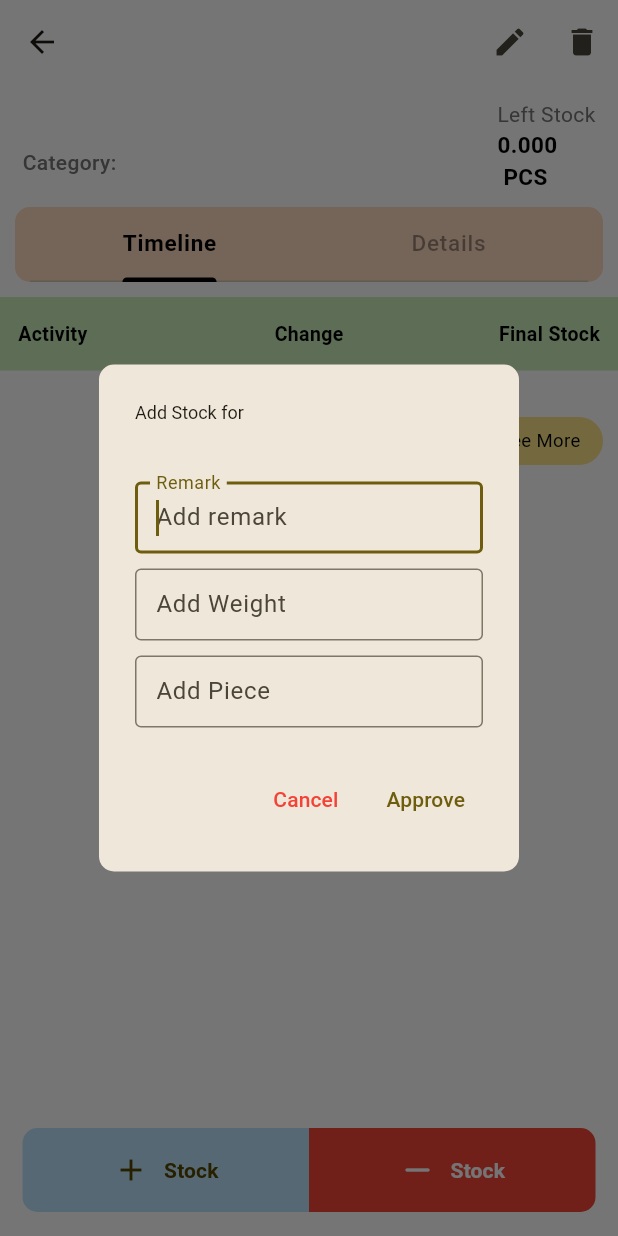
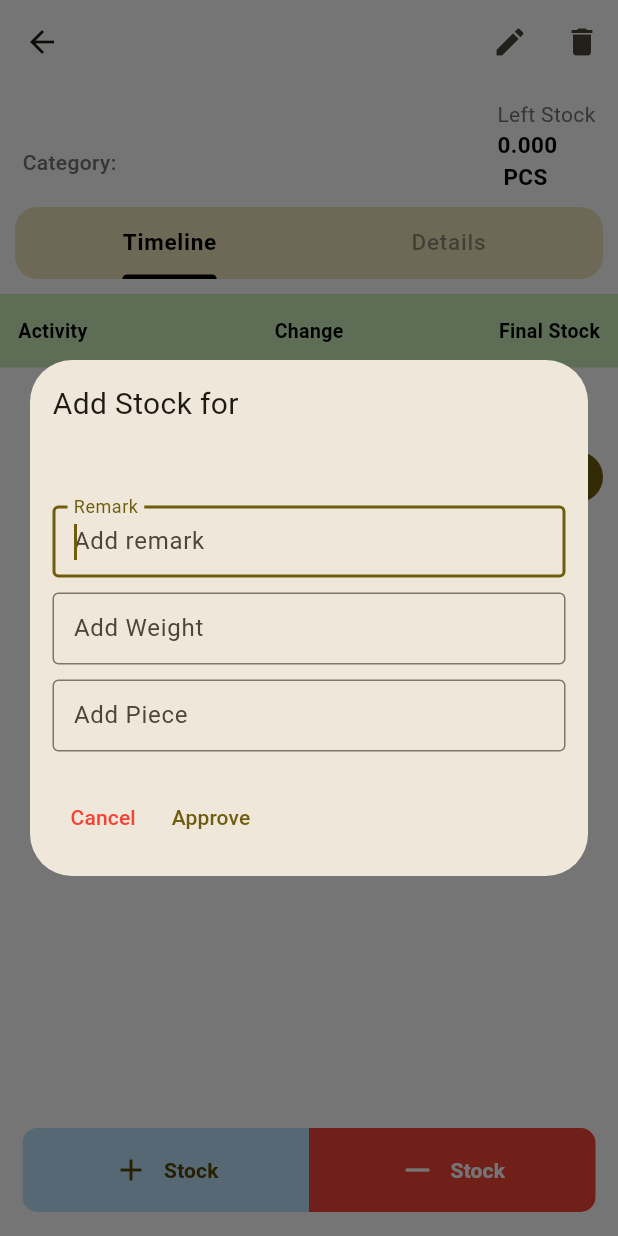
Before and after one commit to VythonDeveloper/jeweller_billbook, a Flutter app: the ItemDetailsUI screen opened directly with empty values, after a tap on "Stock", on a phone screen of 412 x 824 dp. Run offline on Flutter 3.47's test engine with Material 3 defaults, Android fonts, the phone set to English and light mode, and no system bars; our stand-ins replace cloud_firestore, firebase_core, flutter_contacts, flutter_riverpod, hive, hive_flutter and 4 more; missing offline and left inert: number_to_words; accounts and stored records are empty; Roboto replaces fonts that are missing (Product, San).

Commit message:
UI fixes

```diff
--- a/lib/Items/itemDetails.dart
+++ b/lib/Items/itemDetails.dart
@@ -4,8 +4,8 @@ import 'package:jeweller_stockbook/Items/editItem.dart';
 import 'package:jeweller_stockbook/utils/colors.dart';
 import 'package:jeweller_stockbook/utils/components.dart';
 import 'package:jeweller_stockbook/utils/constants.dart';
-
 import 'package:flutter/services.dart';
+import 'package:jeweller_stockbook/utils/kCard.dart';
 
 import '../Helper/user.dart';
 
@@ -135,7 +135,6 @@ class _ItemDetailsUIState extends State<ItemDetailsUI> {
                   onPressed: () {
                     showDialog<void>(
                       context: context,
-                      barrierDismissible: false, // user must tap button!
                       builder: (BuildContext context) {
                         return AddStockAlertBox();
                       },
@@ -167,7 +166,6 @@ class _ItemDetailsUIState extends State<ItemDetailsUI> {
                   onPressed: () {
                     showDialog<void>(
                       context: context,
-                      barrierDismissible: false, // user must tap button!
                       builder: (BuildContext context) {
                         return ReduceStockAlertBox();
                       },
@@ -269,32 +267,28 @@ class _ItemDetailsUIState extends State<ItemDetailsUI> {
     return Expanded(
       child: Column(
         children: [
-          SizedBox(
-            height: 50,
-            child: Container(
+          KCard(
+            color: kColor(context).secondaryContainer,
             margin: EdgeInsets.symmetric(horizontal: 10),
             padding: EdgeInsets.symmetric(horizontal: 10),
-              decoration: BoxDecoration(
-                color: kLightPrimaryColor,
-                borderRadius: BorderRadius.circular(10),
-              ),
             child: TabBar(
               splashBorderRadius: BorderRadius.circular(40),
               labelColor: Colors.black,
               unselectedLabelColor: Colors.black.withOpacity(0.4),
               automaticIndicatorColorAdjustment: true,
+              dividerColor: Colors.transparent,
               indicatorWeight: 2,
               labelStyle: TextStyle(
                 fontWeight: FontWeight.w600,
                 letterSpacing: 0.5,
                 fontSize: 15,
-                  fontFamily: 'San',
+                fontFamily: 'Product',
               ),
               unselectedLabelStyle: TextStyle(
                 fontWeight: FontWeight.w500,
                 letterSpacing: 0.5,
                 fontSize: 15,
-                  fontFamily: 'San',
+                fontFamily: 'Product',
               ),
               indicatorSize: TabBarIndicatorSize.label,
               indicatorColor: Colors.black,
@@ -302,7 +296,6 @@ class _ItemDetailsUIState extends State<ItemDetailsUI> {
                 Tab(text: "Timeline"),
                 Tab(text: "Details"),
               ],
-              ),
             ),
           ),
           Expanded(
@@ -369,10 +362,8 @@ class _ItemDetailsUIState extends State<ItemDetailsUI> {
                 ],
               ),
             ),
-            SizedBox(
-              height: 10,
-            ),
-            FutureBuilder<dynamic>(
+            height10,
+            FutureBuilder(
               future: FirebaseFirestore.instance
                   .collection('users')
                   .doc(UserData.uid)
@@ -384,18 +375,22 @@ class _ItemDetailsUIState extends State<ItemDetailsUI> {
                   .get(),
               builder: ((context, snapshot) {
                 if (snapshot.hasData) {
-                  if (snapshot.data.docs.length > 0) {
+                  if (snapshot.data!.docs.length > 0) {
                     finalStockPiece =
                         double.parse(itemMap['leftStockPiece'].toString());
                     finalStockWeight =
                         double.parse(itemMap['leftStockWeight'].toString());
-                    return ListView.builder(
+                    return ListView.separated(
+                      separatorBuilder: (context, index) => Divider(
+                        height: 30,
+                        color: Colors.grey.shade300,
+                      ),
                       shrinkWrap: true,
                       physics: NeverScrollableScrollPhysics(),
                       padding: EdgeInsets.zero,
-                      itemCount: snapshot.data.docs.length,
+                      itemCount: snapshot.data!.docs.length,
                       itemBuilder: (context, index) {
-                        var stkTxnMap = snapshot.data.docs[index];
+                        var stkTxnMap = snapshot.data!.docs[index].data();
                         return TimelineCard(stkTxnMap: stkTxnMap);
                       },
                     );
@@ -416,7 +411,7 @@ class _ItemDetailsUIState extends State<ItemDetailsUI> {
             Align(
               alignment: Alignment.topRight,
               child: Padding(
-                padding: EdgeInsets.only(right: 10.0),
+                padding: EdgeInsets.only(right: 10.0, top: 25),
                 child: seeMoreButton(
                   context,
                   onTap: () {
@@ -459,7 +454,7 @@ class _ItemDetailsUIState extends State<ItemDetailsUI> {
         // );
       },
       child: Container(
-        padding: EdgeInsets.all(12),
+        padding: EdgeInsets.symmetric(horizontal: 12),
         child: Column(
           crossAxisAlignment: CrossAxisAlignment.start,
           children: [
@@ -690,35 +685,31 @@ class _ItemDetailsUIState extends State<ItemDetailsUI> {
     );
   }
 
-  AlertDialog AddStockAlertBox() {
-    return AlertDialog(
-      shape: RoundedRectangleBorder(
-        borderRadius: BorderRadius.circular(10),
-      ),
-      title: Column(
+  AddStockAlertBox() {
+    return Dialog(
+      insetPadding: EdgeInsets.all(20),
+      child: Padding(
+        padding: const EdgeInsets.all(15.0),
+        child: Form(
+          key: _formKey1,
+          child: Column(
+            mainAxisSize: MainAxisSize.min,
             crossAxisAlignment: CrossAxisAlignment.start,
             children: [
               Text(
                 'Add Stock for',
                 style: TextStyle(
-              fontSize: 12,
+                  fontSize: 20,
                 ),
               ),
               Text(
                 itemMap['name'],
                 style: TextStyle(
-              fontSize: 17,
+                  fontSize: 23,
                   fontWeight: FontWeight.bold,
                 ),
               ),
-        ],
-      ),
-      content: SingleChildScrollView(
-        child: Form(
-          key: _formKey1,
-          child: Column(
-            crossAxisAlignment: CrossAxisAlignment.start,
-            children: <Widget>[
+              height20,
               TextFormField(
                 controller: _addStockRemark,
                 autofocus: true,
@@ -731,7 +722,7 @@ class _ItemDetailsUIState extends State<ItemDetailsUI> {
                 keyboardType: TextInputType.text,
                 textCapitalization: TextCapitalization.words,
               ),
-              SizedBox(height: 10),
+              height10,
               TextFormField(
                 controller: _addStockWeight,
                 autofocus: true,
@@ -756,7 +747,7 @@ class _ItemDetailsUIState extends State<ItemDetailsUI> {
                   return null;
                 },
               ),
-              SizedBox(height: 10),
+              height10,
               TextFormField(
                 controller: _addStockPiece,
                 autofocus: true,
@@ -779,11 +770,9 @@ class _ItemDetailsUIState extends State<ItemDetailsUI> {
                   return null;
                 },
               ),
-            ],
-          ),
-        ),
-      ),
-      actions: <Widget>[
+              height20,
+              Row(
+                children: [
                   TextButton(
                     child: const Text(
                       'Cancel',
@@ -819,8 +808,8 @@ class _ItemDetailsUIState extends State<ItemDetailsUI> {
                             (itemMap['leftStockWeight'] +
                                     double.parse(_addStockWeight.text))
                                 .toStringAsFixed(3));
-              itemMap['leftStockPiece'] =
-                  itemMap['leftStockPiece'] + int.parse(_addStockPiece.text);
+                        itemMap['leftStockPiece'] = itemMap['leftStockPiece'] +
+                            int.parse(_addStockPiece.text);
 
                         await FirebaseFirestore.instance
                             .collection('users')
@@ -848,21 +837,35 @@ class _ItemDetailsUIState extends State<ItemDetailsUI> {
                     },
                   ),
                 ],
+              )
+            ],
+          ),
+        ),
+      ),
     );
   }
 
-  AlertDialog ReduceStockAlertBox() {
-    return AlertDialog(
-      title: Text('Reduce Stock for ' + itemMap['name']),
-      content: SingleChildScrollView(
+  ReduceStockAlertBox() {
+    return Dialog(
+      insetPadding: EdgeInsets.all(20),
       child: Form(
         key: _formKey2,
+        child: Padding(
+          padding: const EdgeInsets.all(20.0),
           child: Column(
+            mainAxisSize: MainAxisSize.min,
             crossAxisAlignment: CrossAxisAlignment.start,
-            children: <Widget>[
-              Padding(
-                padding: EdgeInsets.symmetric(horizontal: 15),
-                child: TextFormField(
+            children: [
+              Text(
+                'Reduce Stock for',
+                style: TextStyle(fontSize: 20),
+              ),
+              Text(
+                itemMap['name'],
+                style: TextStyle(fontSize: 23, fontWeight: FontWeight.w600),
+              ),
+              height20,
+              TextFormField(
                 controller: _reduceStockRemark,
                 autofocus: true,
                 decoration: InputDecoration(
@@ -874,11 +877,8 @@ class _ItemDetailsUIState extends State<ItemDetailsUI> {
                 keyboardType: TextInputType.text,
                 textCapitalization: TextCapitalization.words,
               ),
-              ),
-              SizedBox(height: 10),
-              Padding(
-                padding: EdgeInsets.symmetric(horizontal: 15),
-                child: TextFormField(
+              height10,
+              TextFormField(
                 controller: _reduceStockWeight,
                 decoration: InputDecoration(
                     contentPadding: EdgeInsets.symmetric(horizontal: 10),
@@ -888,8 +888,7 @@ class _ItemDetailsUIState extends State<ItemDetailsUI> {
                     prefixText: '- ',
                     suffixText: itemMap['unit']),
                 inputFormatters: [
-                    FilteringTextInputFormatter.allow(
-                        RegExp(r'^\d+\.?\d{0,3}')),
+                  FilteringTextInputFormatter.allow(RegExp(r'^\d+\.?\d{0,3}')),
                 ],
                 keyboardType: TextInputType.numberWithOptions(decimal: true),
                 validator: (value) {
@@ -902,11 +901,8 @@ class _ItemDetailsUIState extends State<ItemDetailsUI> {
                   return null;
                 },
               ),
-              ),
-              SizedBox(height: 10),
-              Padding(
-                padding: EdgeInsets.symmetric(horizontal: 15),
-                child: TextFormField(
+              height10,
+              TextFormField(
                 controller: _reduceStockPiece,
                 decoration: InputDecoration(
                   contentPadding: EdgeInsets.symmetric(horizontal: 10),
@@ -927,12 +923,9 @@ class _ItemDetailsUIState extends State<ItemDetailsUI> {
                   return null;
                 },
               ),
-              ),
-            ],
-          ),
-        ),
-      ),
-      actions: <Widget>[
+              height20,
+              Row(
+                children: [
                   TextButton(
                     child: const Text(
                       'Cancel',
@@ -968,8 +961,8 @@ class _ItemDetailsUIState extends State<ItemDetailsUI> {
                             (itemMap['leftStockWeight'] -
                                     double.parse(_reduceStockWeight.text))
                                 .toStringAsFixed(3));
-              itemMap['leftStockPiece'] =
-                  itemMap['leftStockPiece'] - int.parse(_reduceStockPiece.text);
+                        itemMap['leftStockPiece'] = itemMap['leftStockPiece'] -
+                            int.parse(_reduceStockPiece.text);
 
                         await FirebaseFirestore.instance
                             .collection('users')
@@ -997,6 +990,11 @@ class _ItemDetailsUIState extends State<ItemDetailsUI> {
                     },
                   ),
                 ],
+              )
+            ],
+          ),
+        ),
+      ),
     );
   }
 
--- a/lib/Mortage/MortgageBillUI.dart
+++ b/lib/Mortage/MortgageBillUI.dart
@@ -28,7 +28,7 @@ class _MortgageBillUIState extends State<MortgageBillUI> {
   bool isLoading = false;
   final _searchKey = TextEditingController();
   List<String> statusList = ['All', 'Active', 'Closed'];
-  String _selectedStatus = "All";
+  // String _selectedStatus = "All";
   Map<String, dynamic> _calculatedResult = {
     "daysSince": 0,
     "interestAmount": 0.0,
--- a/lib/utils/colors.dart
+++ b/lib/utils/colors.dart
@@ -1,6 +1,6 @@
 import 'package:flutter/material.dart';
 
-Color kPrimaryColor = Color(0xFFFAF0D7);
+const Color kPrimaryColor = Color(0xFFFAF0D7);
 Color kLightPrimaryColor = Color(0xFFFFD9C0);
 Color kAccentColor = Color.fromARGB(255, 188, 227, 250);
 Color kCardCOlor = Color(0xFFCCEEBC);
@@ -14,9 +14,9 @@ ColorScheme kColor(context) => Theme.of(context).colorScheme;
 
 ThemeData kTheme() => ThemeData(
       fontFamily: 'Product',
+      useMaterial3: true,
       colorSchemeSeed: kPrimaryColor,
       scaffoldBackgroundColor: Colors.white,
-      useMaterial3: true,
       appBarTheme: AppBarTheme(
           backgroundColor: Colors.white, surfaceTintColor: Colors.white),
       elevatedButtonTheme: ElevatedButtonThemeData(
--- a/lib/utils/components.dart
+++ b/lib/utils/components.dart
@@ -65,15 +65,27 @@ Widget seeMoreButton(BuildContext context, {void Function()? onTap}) {
     child: Container(
       padding: EdgeInsets.symmetric(vertical: 7, horizontal: 15),
       decoration: BoxDecoration(
-        color: kColor(context).primaryContainer,
+        color: kColor(context).primary,
         borderRadius: BorderRadius.circular(100),
       ),
-      child: Text(
-        'See More',
-        style: TextStyle(
-          fontSize: sdp(context, 10),
-          color: Colors.black,
-        ),
+      child: Row(
+        mainAxisSize: MainAxisSize.min,
+        children: [
+          Text(
+            'See More',
+            style: TextStyle(
+              fontSize: sdp(context, 10),
+              fontWeight: FontWeight.w500,
+              color: Colors.white,
+            ),
+          ),
+          width5,
+          Icon(
+            Icons.add,
+            size: 20,
+            color: Colors.white,
+          )
+        ],
       ),
     ),
   );
--- /dev/null
+++ b/lib/utils/kCard.dart
@@ -0,0 +1,49 @@
+import 'package:flutter/material.dart';
+
+import 'components.dart';
+
+class KCard extends StatelessWidget {
+  final void Function()? onTap;
+  final Widget? child;
+  final double radius;
+  final EdgeInsetsGeometry? padding;
+  final EdgeInsetsGeometry? margin;
+  final double? width;
+  final double? height;
+  final double borderWidth;
+  final Color color;
+  final Color? borderColor;
+  const KCard({
+    super.key,
+    this.onTap,
+    this.radius = 15,
+    this.child,
+    this.padding,
+    this.margin,
+    this.width,
+    this.height,
+    this.color = const Color(0xFFEEEEEE),
+    this.borderColor,
+    this.borderWidth = 0,
+  });
+
+  @override
+  Widget build(BuildContext context) {
+    return GestureDetector(
+      onTap: onTap,
+      child: Container(
+        width: width,
+        height: height,
+        margin: margin,
+        padding: padding ?? const EdgeInsets.all(12),
+        decoration: BoxDecoration(
+            borderRadius: kRadius(radius),
+            color: color,
+            border: borderColor != null
+                ? Border.all(color: borderColor!, width: borderWidth)
+                : null),
+        child: child,
+      ),
+    );
+  }
+}
--- a/pubspec.yaml
+++ b/pubspec.yaml
@@ -18,7 +18,7 @@ publish_to: "none" # Remove this line if you wish to publish to pub.dev
 version: 2.4.2+9
 
 environment:
-  sdk: ">=3.4.1 <4.0.0"
+  sdk: ^3.5.4
 
 # Dependencies specify other packages that your package needs in order to work.
 # To automatically upgrade your package dependencies to the latest versions
@@ -46,16 +46,16 @@ dependencies:
   flutter_contacts: ^1.1.5
   animated_text_kit: ^4.2.2
   url_launcher: ^6.1.6
-  flutter_share: ^2.0.0
   flutter_otp_text_field: ^1.1.1
   crypto: ^3.0.3
   hive_flutter: ^1.1.0
   flutter_riverpod: ^2.5.1
   pinput: ^5.0.0
-
   hive: any
   http: any
   animations: ^2.0.11
+  share_plus: ^10.1.2
+
 dev_dependencies:
   flutter_test:
     sdk: flutter
```
Also changed, not shown: lib/Helper/pdf_invoice_api.dart (+4 -5 lines), lib/Home/homeUI.dart (+0 -101 lines), lib/Mortage/MortgageUI.dart (+33 -57 lines), lib/Stock/lowStock.dart (+73 -83 lines), lib/main.dart (+5 -4 lines), lib/utils/Pill.dart (added, +41 -0 lines), lib/utils/kScaffold.dart (+9 -13 lines), pubspec.lock, 3 other files. Lines whose indentation alone changed are shown as unchanged.
